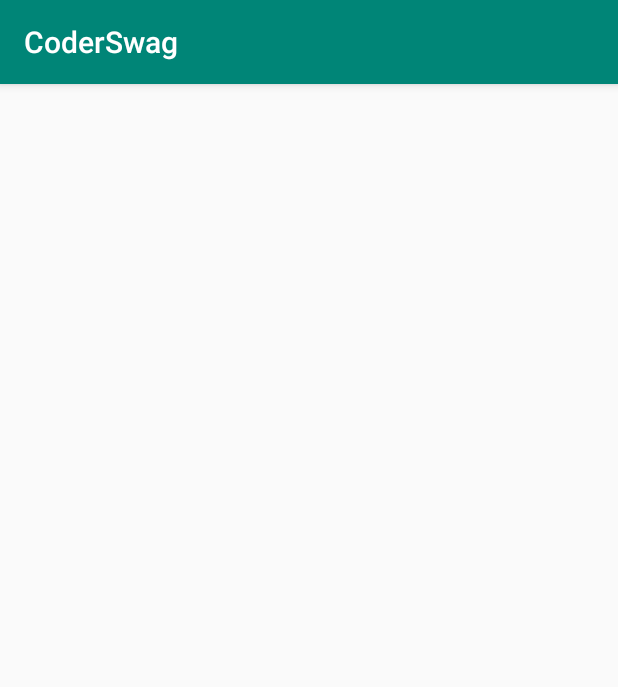
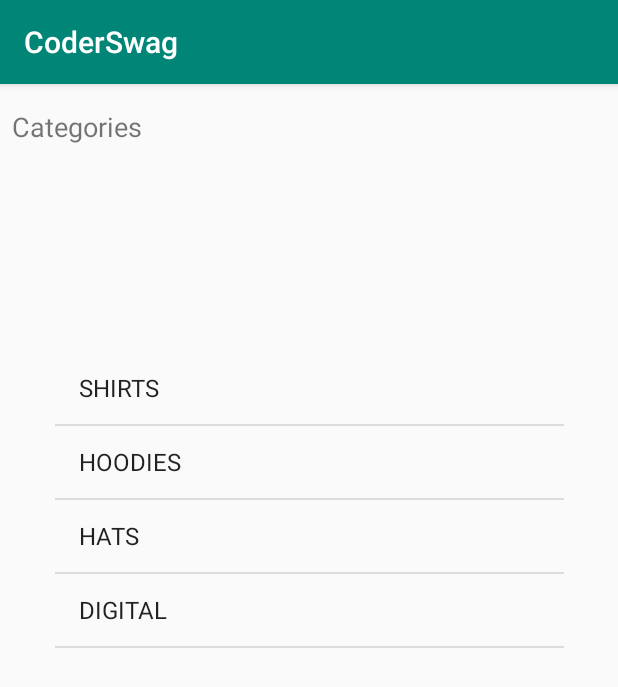
Before and after one commit to FilipeAlbuquerque/CoderSwag, an Android app: the screen it shows after launch (MainActivity), on a phone screen of 412 x 824 dp. Shown: the top 687 px of the screen. Run offline under Robolectric (Android 15) with nearby library versions, the phone set to English and light mode, and no system bars.

Commit message:
add an adapter to show data in the listView

```diff
--- a/app/src/main/java/com/filipe/coderswag/controller/MainActivity.kt
+++ b/app/src/main/java/com/filipe/coderswag/controller/MainActivity.kt
@@ -2,12 +2,27 @@ package com.filipe.coderswag.controller
 
 import androidx.appcompat.app.AppCompatActivity
 import android.os.Bundle
+import android.widget.ArrayAdapter
 import com.filipe.coderswag.R
+import com.filipe.coderswag.model.Category
+import com.filipe.coderswag.services.DataService
+import kotlinx.android.synthetic.main.activity_main.*
+
 
 class MainActivity : AppCompatActivity() {
+
+    lateinit var adapter : ArrayAdapter<Category>
 
     override fun onCreate(savedInstanceState: Bundle?) {
         super.onCreate(savedInstanceState)
         setContentView(R.layout.activity_main)
+        //Iniciar o adapter
+        //Precisa do contexto, tipo da lista, objeto a ser mostrado na lista
+        adapter = ArrayAdapter(this,
+        android.R.layout.simple_list_item_1,
+            DataService.categories)
+
+        categoryListView.adapter = adapter
+
     }
 }
--- a/app/src/main/java/com/filipe/coderswag/model/Category.kt
+++ b/app/src/main/java/com/filipe/coderswag/model/Category.kt
@@ -1,3 +1,8 @@
 package com.filipe.coderswag.model
 
-class Category (val titlle: String, val image: String)
+class Category (val title: String, val image: String) {
+
+    override fun toString(): String {
+        return title
+    }
+}
--- a/app/src/main/java/com/filipe/coderswag/services/DataService.kt
+++ b/app/src/main/java/com/filipe/coderswag/services/DataService.kt
@@ -3,10 +3,10 @@ package com.filipe.coderswag.services
 import com.filipe.coderswag.model.Category
 import com.filipe.coderswag.model.Product
 /*
-** Created by Filipe Augusto 06/18/2019
+** Created by Filipe Augusto 06/18/2019/?
  */
 object DataService {
-    var category = listOf(
+    var categories = listOf(
 
         Category("SHIRTS", "shirtimage"),
         Category("HOODIES", "hoodieimage"),
@@ -16,10 +16,10 @@ object DataService {
 
     var hats = listOf(
 
-        Product("Devslopes Green blue-sky", "$18", "hat01"),
-        Product("Devslopes White hat", "$12", "hat02"),
-        Product("Devslopes Graphic Josh", "$16", "hat03"),
-        Product("Devslopes Black hat", "$14", "hat04")
+        Product("Devslopes Green blue-sky", "$18", "hat1"),
+        Product("Devslopes White hat", "$12", "hat2"),
+        Product("Devslopes Graphic Josh", "$16", "hat3"),
+        Product("Devslopes Black hat", "$14", "hat4")
     )
 
     var hoodies = listOf(
--- a/app/src/main/res/layout/activity_main.xml
+++ b/app/src/main/res/layout/activity_main.xml
@@ -5,4 +5,23 @@
         xmlns:app="http://schemas.android.com/apk/res-auto"
         android:layout_width="match_parent"
         android:layout_height="match_parent"
-        tools:context=".controller.MainActivity"/>
+        tools:context=".controller.MainActivity">
+    <TextView
+            android:text="@string/categories"
+            android:layout_width="wrap_content"
+            android:layout_height="wrap_content"
+            android:id="@+id/textView" android:layout_marginTop="16dp"
+            app:layout_constraintTop_toTopOf="parent" app:layout_constraintStart_toStartOf="parent"
+            android:layout_marginLeft="8dp" android:layout_marginStart="8dp"
+            android:textSize="18sp"/>
+    <ListView
+            android:layout_width="339dp"
+            android:layout_height="454dp"
+            app:layout_constraintEnd_toEndOf="parent"
+            android:layout_marginEnd="8dp" android:layout_marginRight="8dp"
+            app:layout_constraintStart_toStartOf="parent" android:layout_marginLeft="8dp"
+            android:layout_marginStart="8dp" android:layout_marginTop="8dp"
+            app:layout_constraintTop_toBottomOf="@+id/textView" android:layout_marginBottom="8dp"
+            app:layout_constraintBottom_toBottomOf="parent" android:id="@+id/categoryListView"
+            app:layout_constraintVertical_bias="0.506"/>
+</androidx.constraintlayout.widget.ConstraintLayout>
--- a/app/src/main/res/values/strings.xml
+++ b/app/src/main/res/values/strings.xml
@@ -1,3 +1,5 @@
 <resources>
     <string name="app_name">CoderSwag</string>
+    <string name="categories">Categories</string>
+    <string name="hats_image">Hats image</string>
 </resources>
```
Also changed, not shown: app/src/main/res/layout/category_list.xml (added, +29 -0 lines).
